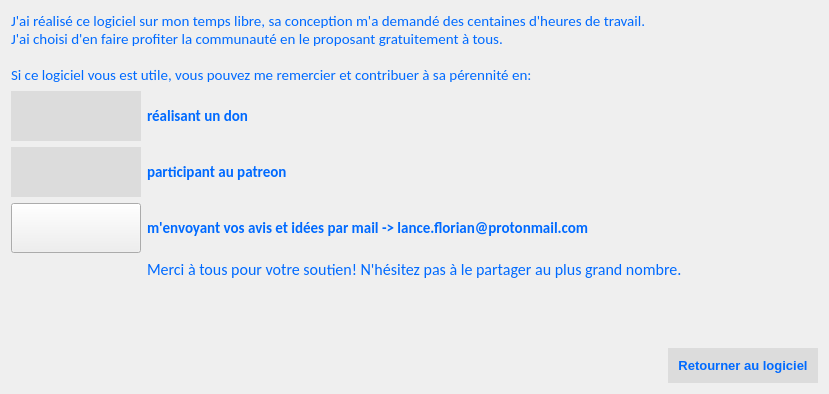
Before: the Qt Designer form PhotosConsigne/ui/Support.ui in FlorianLance/PhotosConsigne, drawn with Qt 5.
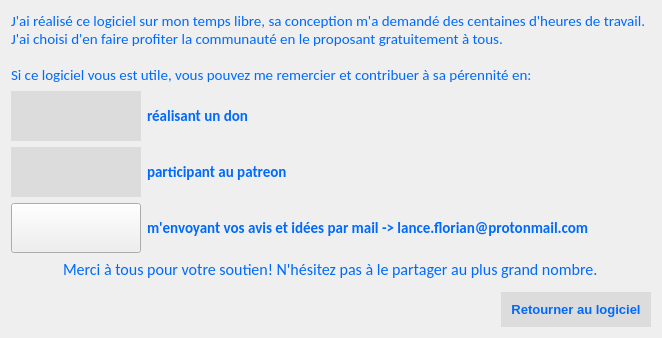
After: the same form once the commit is applied. Icons and pictures are not drawn.

```diff
--- a/PhotosConsigne/ui/Support.ui
+++ b/PhotosConsigne/ui/Support.ui
@@ -6,8 +6,8 @@
    <rect>
     <x>0</x>
     <y>0</y>
-    <width>829</width>
-    <height>394</height>
+    <width>662</width>
+    <height>338</height>
    </rect>
   </property>
   <property name="minimumSize">
```
